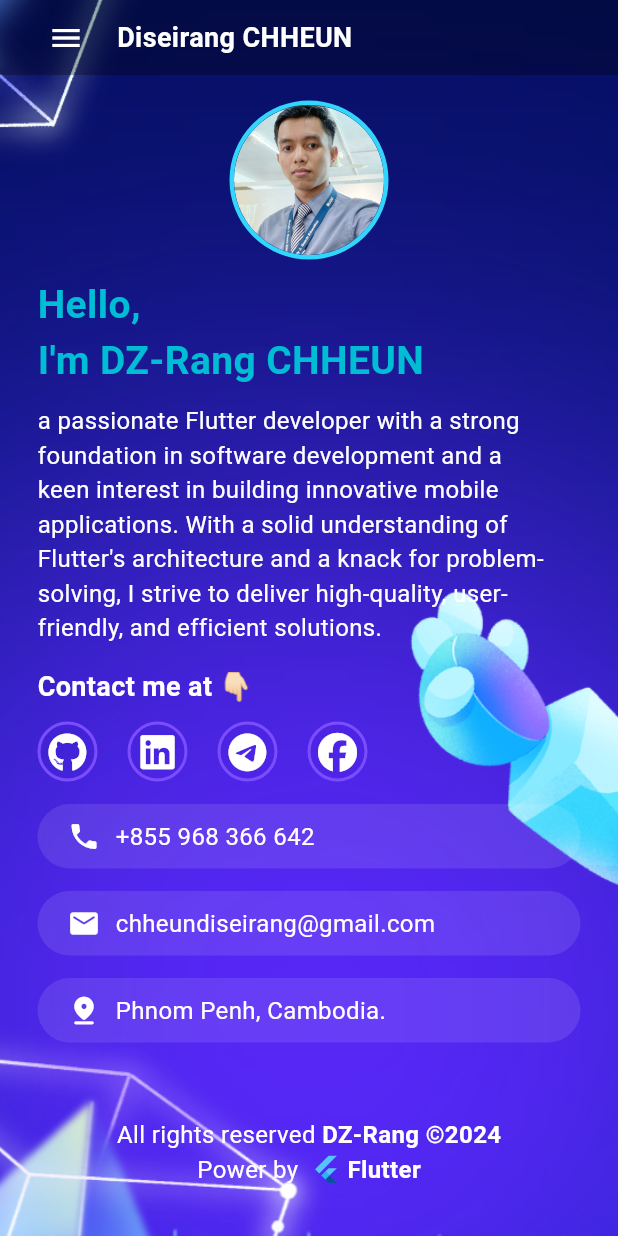
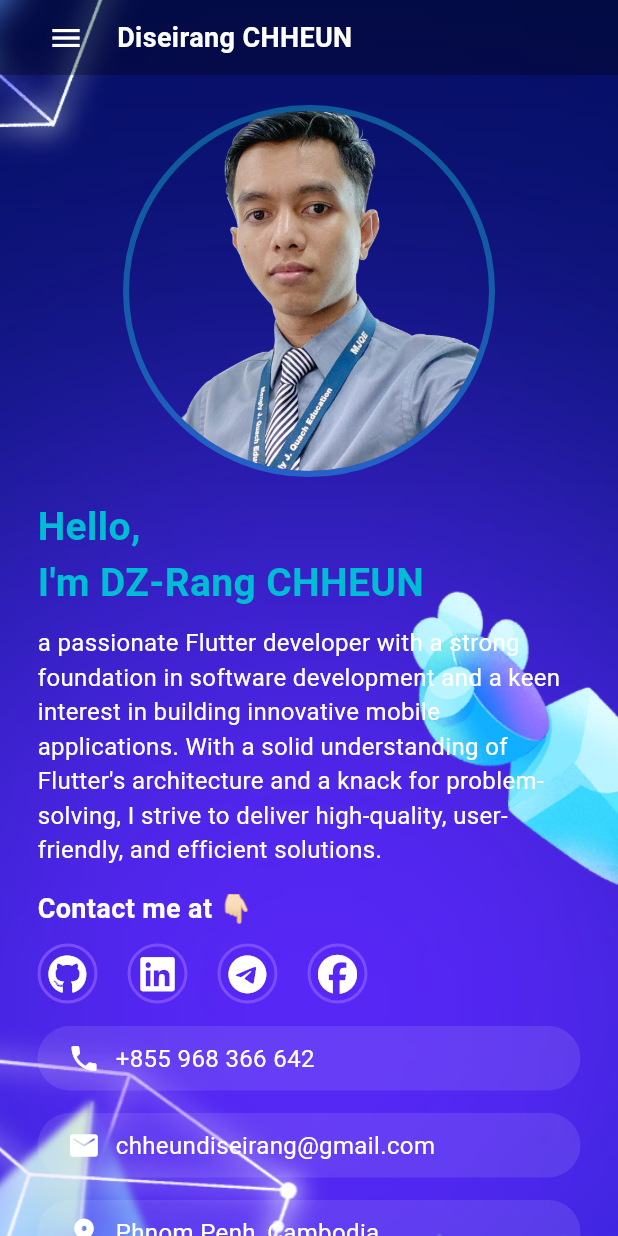
Before and after one commit to DiseirangCHHEUN/chheundiseirang-portfolio, a Flutter app: the screen it shows after launch, on a phone screen of 412 x 824 dp. Run offline on Flutter 3.47's test engine with Material 3 defaults, Android fonts, the phone set to English and light mode, and no system bars; our stand-ins replace font_awesome_flutter, youtube_player_iframe.

Commit message:
Update profile on about page and remove some padding from menu button in drawer

```diff
--- a/lib/pages/about_page.dart
+++ b/lib/pages/about_page.dart
@@ -55,30 +55,16 @@ class _AboutPageState extends State<AboutPage> {
             child: Row(
               mainAxisAlignment: MainAxisAlignment.center,
               children: [
-                Container(
-                  height: 100,
-                  width: 100,
-                  decoration: BoxDecoration(
-                    border: Border.all(
-                      width: 3,
-                      color: const Color(0xFF32D5FC),
-                      strokeAlign: BorderSide.strokeAlignOutside,
-                    ),
-                    borderRadius: BorderRadius.circular(100),
-                    image: const DecorationImage(
-                      fit: BoxFit.fill,
-                      image: AssetImage('assets/images/profile.jpg'),
-                    ),
-                  ),
-                ),
+                buildAvatarProfile(),
               ],
             ),
           ),
           SizedBox(height: isNotWeb ? 15 : 30),
-          Row(
-            children: [
           SizedBox(
             width: isNotWeb ? width * .9 - padding : 600,
+            child: Row(
+              children: [
+                Expanded(
                   child: Column(
                     mainAxisAlignment: MainAxisAlignment.center,
                     crossAxisAlignment: CrossAxisAlignment.start,
@@ -102,7 +88,15 @@ class _AboutPageState extends State<AboutPage> {
                     ],
                   ),
                 ),
+                Visibility(
+                  visible: isWeb,
+                  child: Padding(
+                    padding: const EdgeInsets.only(left: 50),
+                    child: buildAvatarProfile(),
+                  ),
+                ),
               ],
+            ),
           ),
           SizedBox(height: isNotWeb ? 15 : 30),
           buildOwnerName('Contact me at 👇🏻', isNotWeb ? 18 : 20),
@@ -224,20 +218,24 @@ class _AboutPageState extends State<AboutPage> {
           Row(
             mainAxisAlignment: MainAxisAlignment.center,
             children: [
+              Column(
+                children: [
                   Text(
                     'All rights reserved ',
                     style: TextStyle(
-                  fontSize: isWeb ? 20 : 16,
+                      fontSize: isWeb ? 16 : 12,
                       color: Colors.white,
                     ),
                   ),
                   Text(
-                'DZ-Rang ©2024',
+                    '©2024 DZ-Rang',
                     style: TextStyle(
-                  fontSize: isWeb ? 20 : 16,
+                      fontSize: isWeb ? 16 : 12,
                       color: Colors.white,
                       fontWeight: FontWeight.bold,
                     ),
+                  ),
+                ],
               ),
             ],
           ),
@@ -248,17 +246,17 @@ class _AboutPageState extends State<AboutPage> {
                 'Power by  ',
                 style: TextStyle(
                   color: Colors.white,
-                  fontSize: isWeb ? 20 : 16,
+                  fontSize: isWeb ? 16 : 12,
                 ),
               ),
               FlutterLogo(
-                size: isWeb ? 30 : 20,
+                size: isWeb ? 25 : 18,
               ),
               Text(
                 ' Flutter',
                 style: TextStyle(
                   color: Colors.white,
-                  fontSize: isWeb ? 20 : 16,
+                  fontSize: isWeb ? 16 : 12,
                   fontWeight: FontWeight.bold,
                 ),
               ),
@@ -269,4 +267,23 @@ class _AboutPageState extends State<AboutPage> {
       ),
     );
   }
+
+  Container buildAvatarProfile() {
+    var width = MediaQuery.of(context).size.width;
+    bool isSmallMobile = width < 350;
+    return Container(
+      decoration: BoxDecoration(
+        border: Border.all(
+          width: 4,
+          color: Colors.cyanAccent.withOpacity(.3),
+        ),
+        shape: BoxShape.circle,
+      ),
+      child: CircleAvatar(
+        backgroundColor: Colors.transparent,
+        maxRadius: isSmallMobile ? 70 : 120,
+        backgroundImage: const AssetImage('assets/images/profile.png'),
+      ),
+    );
   }
+}
--- a/lib/pages/project_page.dart
+++ b/lib/pages/project_page.dart
@@ -181,11 +181,13 @@ class _ProjectCardState extends State<ProjectCard> {
                         ),
                         style: FilledButton.styleFrom(
                           padding: const EdgeInsets.symmetric(
-                              horizontal: 20, vertical: 10),
+                            horizontal: 16,
+                            vertical: 5,
+                          ),
                           shape: RoundedRectangleBorder(
                             borderRadius: BorderRadius.circular(5),
                           ),
-                          backgroundColor: const Color(0xFF0042BD),
+                          backgroundColor: Colors.cyanAccent.withOpacity(.2),
                         ),
                         child: Text(
                           projects[widget.index].pName!,
@@ -196,6 +198,7 @@ class _ProjectCardState extends State<ProjectCard> {
                           ),
                         ),
                       ),
+                      const SizedBox(height: 5),
                       Text(
                         projects[widget.index].pDescription!,
                         maxLines: 3,
--- a/lib/responsive_layout/mobile_layout.dart
+++ b/lib/responsive_layout/mobile_layout.dart
@@ -35,18 +35,28 @@ class _MobileLayoutState extends State<MobileLayout> {
             DrawerHeader(
               child: Column(
                 children: [
-                  const CircleAvatar(
-                    backgroundImage: AssetImage('assets/images/profile.jpg'),
-                    maxRadius: 50,
+                  Container(
+                    decoration: BoxDecoration(
+                      border: Border.all(
+                        width: 4,
+                        color: Colors.cyanAccent.withOpacity(.3),
+                      ),
+                      shape: BoxShape.circle,
+                    ),
+                    child: const CircleAvatar(
+                      backgroundColor: Colors.transparent,
+                      maxRadius: 45,
+                      backgroundImage: AssetImage('assets/images/profile.png'),
+                    ),
                   ),
                   const SizedBox(height: 5),
-                  buildOwnerName('DZ-Rang CHHEUN', 18)
+                  buildOwnerName('DZ-Rang CHHEUN', 16)
                 ],
               ),
             ),
             for (int i = 0; i < navItem.length; i++)
               Padding(
-                padding: const EdgeInsets.symmetric(vertical: 5),
+                padding: const EdgeInsets.symmetric(vertical: 2.5),
                 child: Row(
                   children: [
                     Expanded(
--- a/lib/responsive_layout/tablet_layout.dart
+++ b/lib/responsive_layout/tablet_layout.dart
@@ -35,12 +35,22 @@ class _TabletLayoutState extends State<TabletLayout> {
             DrawerHeader(
               child: Column(
                 children: [
-                  const CircleAvatar(
-                    backgroundImage: AssetImage('assets/images/profile.jpg'),
-                    maxRadius: 50,
+                  Container(
+                    decoration: BoxDecoration(
+                      border: Border.all(
+                        width: 4,
+                        color: Colors.cyanAccent.withOpacity(.3),
+                      ),
+                      shape: BoxShape.circle,
+                    ),
+                    child: const CircleAvatar(
+                      backgroundColor: Colors.transparent,
+                      maxRadius: 45,
+                      backgroundImage: AssetImage('assets/images/profile.png'),
+                    ),
                   ),
                   const SizedBox(height: 5),
-                  buildOwnerName('DZ-Rang CHHEUN', 18)
+                  buildOwnerName('DZ-Rang CHHEUN', 16)
                 ],
               ),
             ),
@@ -104,7 +114,7 @@ class _TabletLayoutState extends State<TabletLayout> {
       children: [
         for (int i = 0; i < navItem.length; i++)
           Padding(
-            padding: const EdgeInsets.symmetric(vertical: 5),
+            padding: const EdgeInsets.symmetric(vertical: 2.5),
             child: Row(
               children: [
                 Expanded(
--- a/lib/responsive_layout/web_layout.dart
+++ b/lib/responsive_layout/web_layout.dart
@@ -95,7 +95,7 @@ class _WebLayoutState extends State<WebLayout> {
                 child: FilledButton(
                   style: FilledButton.styleFrom(
                     padding: const EdgeInsets.symmetric(
-                        horizontal: 25, vertical: 18),
+                        horizontal: 25, vertical: 15),
                     shape: RoundedRectangleBorder(
                       borderRadius: BorderRadius.circular(5),
                     ),
```
Also changed, not shown: 1 other file. Lines whose indentation alone changed are shown as unchanged.
